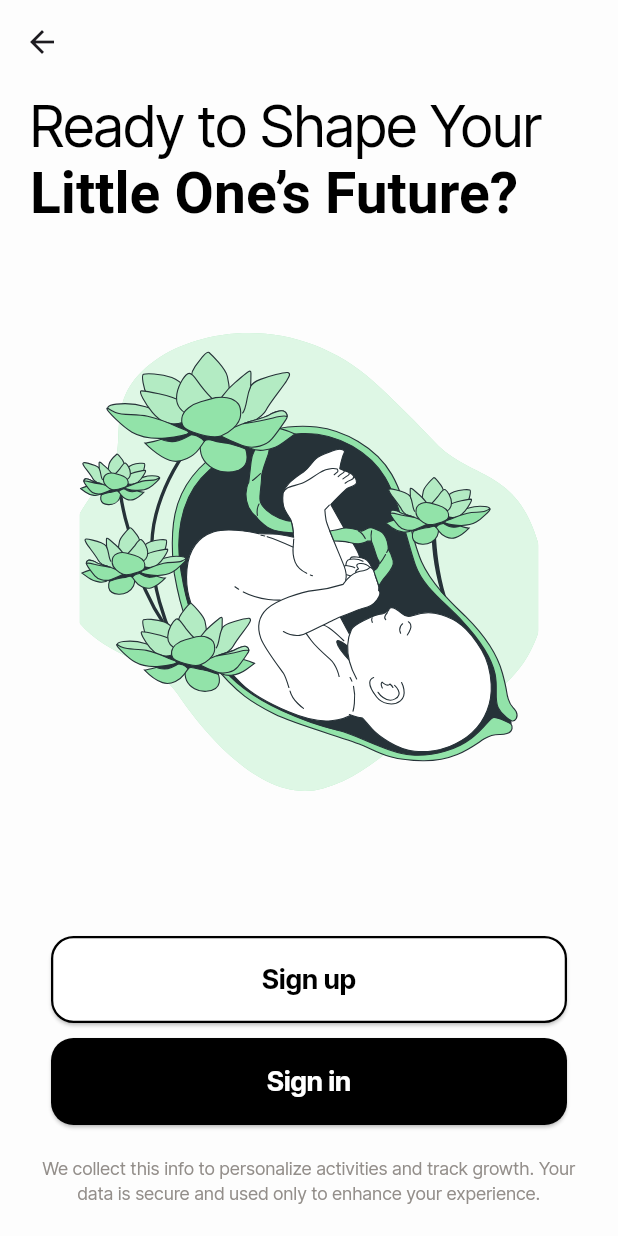
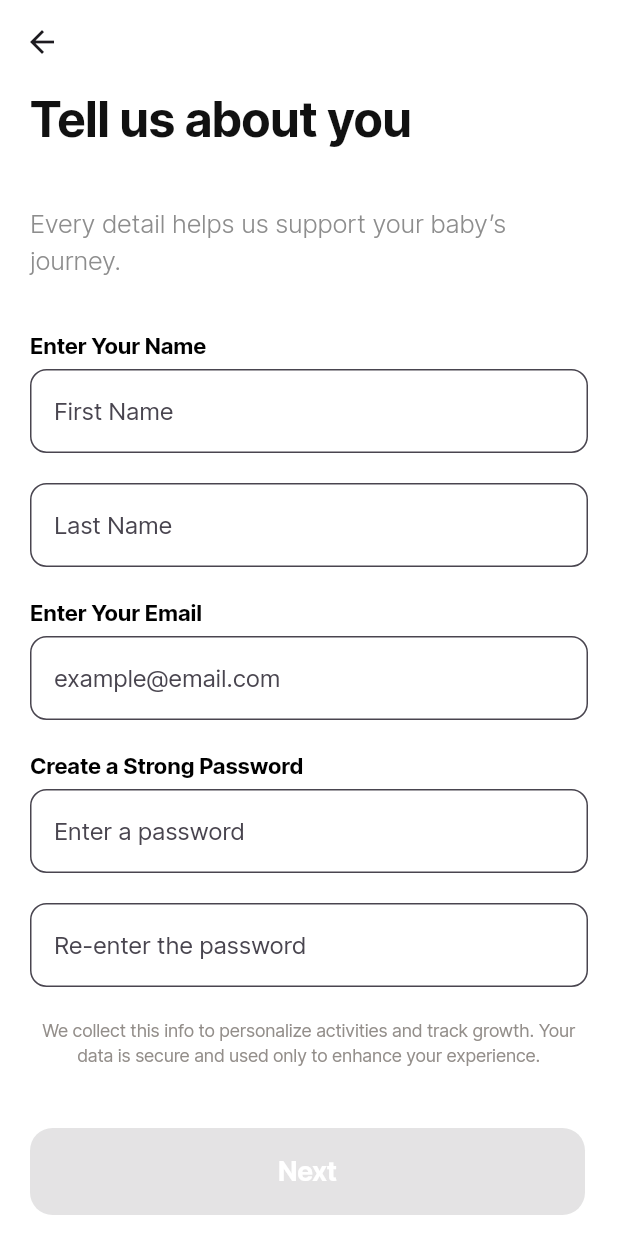
Before and after one commit to BondTime-New/Bondtime-App, a Flutter app: the screen it shows after launch, after a tap on "Sign up", on a phone screen of 412 x 824 dp. Run offline on Flutter 3.47's test engine with Material 3 defaults, Android fonts, the phone set to English and light mode, and no system bars; our stand-ins replace flutter_svg.

Commit message:
integrated sign up

```diff
--- a/lib/main.dart
+++ b/lib/main.dart
@@ -1,6 +1,7 @@
 import 'package:flutter/material.dart';
 import 'onboarding_screen.dart';
 import 'sign_in_screen.dart';
+import 'sign_up_screen.dart';
 
 void main() {
   runApp(const MyApp());
@@ -20,6 +21,7 @@ class MyApp extends StatelessWidget {
       routes: {
         '/': (context) => const OnboardingScreen(),
         '/sign-in': (context) => const SignInScreen(),
+        '/sign-up': (context) => const SignUpScreen(),
       },
     );
   }
--- a/lib/onboarding_screen.dart
+++ b/lib/onboarding_screen.dart
@@ -7,7 +7,7 @@ class OnboardingScreen extends StatelessWidget {
   @override
   Widget build(BuildContext context) {
     return Scaffold(
-      backgroundColor: const Color(0xFFFDFDFD), // 🔥 Updated Background Color
+      backgroundColor: Colors.white,
       appBar: AppBar(
         leading: IconButton(
           icon: const Icon(Icons.arrow_back),
@@ -59,7 +59,9 @@ class OnboardingScreen extends StatelessWidget {
                 child: Column(
                   mainAxisAlignment: MainAxisAlignment.end,
                   children: [
-                    _buildButton("Sign up", isPrimary: false, onTap: () {}),
+                    _buildButton("Sign up", isPrimary: false, onTap: () {
+                      Navigator.pushNamed(context, '/sign-up');
+                    }),
                     const SizedBox(height: 10),
                     _buildButton("Sign in", isPrimary: true, onTap: () {
                       Navigator.pushNamed(context, '/sign-in');
--- /dev/null
+++ b/lib/sign_up_screen.dart
@@ -0,0 +1,270 @@
+import 'package:flutter/material.dart';
+
+class SignUpScreen extends StatefulWidget {
+  const SignUpScreen({super.key});
+
+  @override
+  _SignUpScreenState createState() => _SignUpScreenState();
+}
+
+class _SignUpScreenState extends State<SignUpScreen> {
+  final TextEditingController _firstNameController = TextEditingController();
+  final TextEditingController _lastNameController = TextEditingController();
+  final TextEditingController _emailController = TextEditingController();
+  final TextEditingController _passwordController = TextEditingController();
+  final TextEditingController _confirmPasswordController =
+      TextEditingController();
+
+  final FocusNode _firstNameFocus = FocusNode();
+  final FocusNode _lastNameFocus = FocusNode();
+  final FocusNode _emailFocus = FocusNode();
+  final FocusNode _passwordFocus = FocusNode();
+  final FocusNode _confirmPasswordFocus = FocusNode();
+
+  bool _isFormValid = false;
+  bool _isPasswordVisible = false;
+  bool _isConfirmPasswordVisible = false;
+
+  String? _emailError;
+  String? _passwordError;
+
+  @override
+  void initState() {
+    super.initState();
+    _firstNameController.addListener(_validateForm);
+    _lastNameController.addListener(_validateForm);
+    _emailController.addListener(_validateForm);
+    _passwordController.addListener(_validateForm);
+    _confirmPasswordController.addListener(_validateForm);
+  }
+
+  @override
+  void dispose() {
+    _firstNameController.dispose();
+    _lastNameController.dispose();
+    _emailController.dispose();
+    _passwordController.dispose();
+    _confirmPasswordController.dispose();
+
+    _firstNameFocus.dispose();
+    _lastNameFocus.dispose();
+    _emailFocus.dispose();
+    _passwordFocus.dispose();
+    _confirmPasswordFocus.dispose();
+
+    super.dispose();
+  }
+
+  void _validateForm() {
+    _validateEmail();
+    _validatePassword();
+
+    setState(() {
+      _isFormValid = _firstNameController.text.isNotEmpty &&
+          _lastNameController.text.isNotEmpty &&
+          _emailController.text.isNotEmpty &&
+          _passwordController.text.isNotEmpty &&
+          _confirmPasswordController.text.isNotEmpty &&
+          _emailError == null &&
+          _passwordError == null;
+    });
+  }
+
+  void _validateEmail() {
+    final email = _emailController.text;
+    final emailRegex =
+        RegExp(r"^[a-zA-Z0-9._%+-]+@[a-zA-Z0-9.-]+\.[a-zA-Z]{2,}$");
+
+    if (email.isEmpty || !emailRegex.hasMatch(email)) {
+      _emailError = "Please enter a valid email address";
+    } else {
+      _emailError = null;
+    }
+  }
+
+  void _validatePassword() {
+    if (_passwordController.text.isNotEmpty &&
+        _confirmPasswordController.text.isNotEmpty &&
+        _passwordController.text != _confirmPasswordController.text) {
+      _passwordError = "Passwords do not match";
+    } else {
+      _passwordError = null;
+    }
+  }
+
+  void _onSubmit() {
+    _validateForm();
+
+    if (_isFormValid) {
+      print("Form is valid!");
+    }
+  }
+
+  @override
+  Widget build(BuildContext context) {
+    return Container(
+      color: Colors.white, // Ensures the entire background remains white
+      child: Scaffold(
+        backgroundColor: Colors.white, // Ensures Scaffold itself is also white
+        appBar: AppBar(
+          leading: IconButton(
+            icon: const Icon(Icons.arrow_back),
+            onPressed: () {
+              Navigator.pop(
+                  context); // This will navigate back to the previous screen
+            },
+          ),
+          elevation: 0,
+          backgroundColor: Colors.transparent,
+        ),
+        body: SingleChildScrollView(
+          padding: const EdgeInsets.symmetric(horizontal: 20),
+          child: Column(
+            crossAxisAlignment: CrossAxisAlignment.start,
+            children: [
+              const Text(
+                "Tell us about you",
+                style: TextStyle(
+                  fontFamily: 'InterTight',
+                  fontSize: 32.5,
+                  fontWeight: FontWeight.bold,
+                  color: Color(0xFF111111),
+                ),
+              ),
+              const SizedBox(height: 34),
+              const Text(
+                "Every detail helps us support your baby’s journey.",
+                style: TextStyle(
+                  fontFamily: 'InterTight',
+                  fontSize: 17.2,
+                  fontWeight: FontWeight.w300,
+                  color: Color(0xFF8D8D8D),
+                ),
+              ),
+              const SizedBox(height: 34),
+              _buildLabeledTextField("Enter Your Name", "First Name",
+                  _firstNameController, _firstNameFocus),
+              const SizedBox(height: 20),
+              _buildLabeledTextField(
+                  "", "Last Name", _lastNameController, _lastNameFocus),
+              const SizedBox(height: 20),
+              _buildLabeledTextField(
+                "Enter Your Email",
+                "example@email.com",
+                _emailController,
+                _emailFocus,
+                errorText: _emailError,
+              ),
+              const SizedBox(height: 20),
+              _buildLabeledTextField(
+                "Create a Strong Password",
+                "Enter a password",
+                _passwordController,
+                _passwordFocus,
+                isPassword: true,
+                isPasswordVisible: _isPasswordVisible,
+                togglePasswordVisibility: () {
+                  setState(() {
+                    _isPasswordVisible = !_isPasswordVisible;
+                  });
+                },
+              ),
+              const SizedBox(height: 20),
+              _buildLabeledTextField(
+                "",
+                "Re-enter the password",
+                _confirmPasswordController,
+                _confirmPasswordFocus,
+                isPassword: true,
+                isPasswordVisible: _isConfirmPasswordVisible,
+                togglePasswordVisibility: () {
+                  setState(() {
+                    _isConfirmPasswordVisible = !_isConfirmPasswordVisible;
+                  });
+                },
+                errorText: _passwordError,
+              ),
+              const SizedBox(height: 20),
+              const Text(
+                "We collect this info to personalize activities and track growth. Your data is secure and used only to enhance your experience.",
+                textAlign: TextAlign.center,
+                style: TextStyle(
+                  fontFamily: 'InterTight',
+                  fontSize: 12,
+                  fontWeight: FontWeight.w400,
+                  color: Color(0xFF938E8A),
+                ),
+              ),
+              const SizedBox(height: 40),
+              ElevatedButton(
+                onPressed: _isFormValid ? _onSubmit : null,
+                style: ElevatedButton.styleFrom(
+                  backgroundColor: _isFormValid
+                      ? const Color(0xFF111111)
+                      : Colors.grey.shade400,
+                  minimumSize: const Size(370, 58),
+                  shape: RoundedRectangleBorder(
+                      borderRadius: BorderRadius.circular(15)),
+                ),
+                child: const Text(
+                  "Next",
+                  style: TextStyle(
+                    fontFamily: 'InterTight',
+                    fontSize: 18,
+                    color: Colors.white,
+                    fontWeight: FontWeight.bold,
+                  ),
+                ),
+              ),
+              const SizedBox(height: 20),
+            ],
+          ),
+        ),
+      ),
+    );
+  }
+
+  Widget _buildLabeledTextField(
+    String label,
+    String hint,
+    TextEditingController controller,
+    FocusNode focusNode, {
+    bool isPassword = false,
+    bool isPasswordVisible = false,
+    VoidCallback? togglePasswordVisibility,
+    String? errorText,
+  }) {
+    return Column(
+      crossAxisAlignment: CrossAxisAlignment.start,
+      children: [
+        if (label.isNotEmpty)
+          Text(
+            label,
+            style: const TextStyle(
+              fontFamily: 'InterTight',
+              fontSize: 14.82,
+              fontWeight: FontWeight.bold,
+              color: Color(0xFF000000),
+            ),
+          ),
+        if (label.isNotEmpty) const SizedBox(height: 5),
+        TextField(
+          controller: controller,
+          focusNode: focusNode,
+          obscureText: isPassword && !isPasswordVisible,
+          decoration: InputDecoration(
+            filled: true,
+            fillColor: Colors.white,
+            hintText: hint,
+            errorText: errorText,
+            border: OutlineInputBorder(
+              borderRadius: BorderRadius.circular(11),
+              borderSide:
+                  const BorderSide(color: Color(0xFFBDBDBD), width: 1.5),
+            ),
+          ),
+        ),
+      ],
+    );
+  }
+}
```
